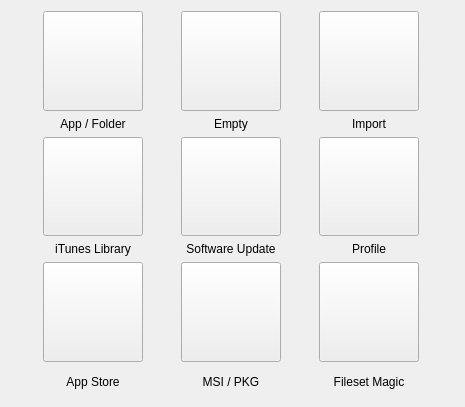
The window that FWAdminLib/CreateNewFilesetDlg.ui (fw-dev/translations) describes before a commit, drawn with Qt 5.
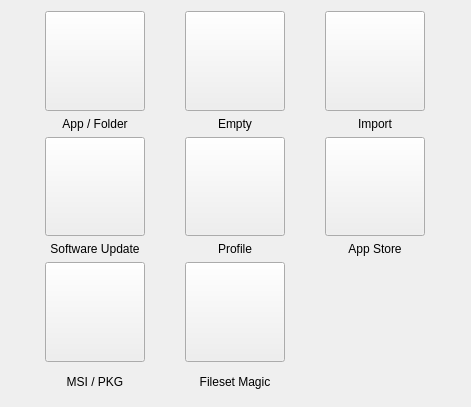
The same window after the commit. Icons and pictures are not drawn.

The edit to the form file:
```diff
--- a/FWAdminLib/CreateNewFilesetDlg.ui
+++ b/FWAdminLib/CreateNewFilesetDlg.ui
@@ -6,7 +6,7 @@
    <rect>
     <x>0</x>
     <y>0</y>
-    <width>465</width>
+    <width>471</width>
     <height>407</height>
    </rect>
   </property>
@@ -183,35 +183,6 @@
     </widget>
    </item>
    <item row="2" column="0">
-    <widget class="QPushButton" name="createFilesetiTunesPB">
-     <property name="sizePolicy">
-      <sizepolicy hsizetype="Minimum" vsizetype="Minimum">
-       <horstretch>0</horstretch>
-       <verstretch>0</verstretch>
-      </sizepolicy>
-     </property>
-     <property name="focusPolicy">
-      <enum>Qt::NoFocus</enum>
-     </property>
-     <property name="toolTip">
-      <string>Create a fileset from iTunes Library content</string>
-     </property>
-     <property name="text">
-      <string/>
-     </property>
-     <property name="icon">
-      <iconset resource="../FileWaveGuiLib/GuiLib.qrc">
-       <normaloff>:/IDI_ICON_FILESET_ITUNES</normaloff>:/IDI_ICON_FILESET_ITUNES</iconset>
-     </property>
-     <property name="iconSize">
-      <size>
-       <width>32</width>
-       <height>32</height>
-      </size>
-     </property>
-    </widget>
-   </item>
-   <item row="2" column="1">
     <widget class="QPushButton" name="createFilesetOSXUpdatesPB">
      <property name="sizePolicy">
       <sizepolicy hsizetype="Minimum" vsizetype="Minimum">
@@ -240,7 +211,32 @@
      </property>
     </widget>
    </item>
-   <item row="2" column="2">
+   <item row="3" column="0">
+    <widget class="QLabel" name="labelSoftwareUpdate">
+     <property name="sizePolicy">
+      <sizepolicy hsizetype="Preferred" vsizetype="Fixed">
+       <horstretch>0</horstretch>
+       <verstretch>0</verstretch>
+      </sizepolicy>
+     </property>
+     <property name="maximumSize">
+      <size>
+       <width>100</width>
+       <height>16777215</height>
+      </size>
+     </property>
+     <property name="text">
+      <string>Software Update</string>
+     </property>
+     <property name="alignment">
+      <set>Qt::AlignCenter</set>
+     </property>
+     <property name="wordWrap">
+      <bool>true</bool>
+     </property>
+    </widget>
+   </item>
+   <item row="2" column="1">
     <widget class="QPushButton" name="createFilesetProfilePB">
      <property name="sizePolicy">
       <sizepolicy hsizetype="Minimum" vsizetype="Minimum">
@@ -269,57 +265,7 @@
      </property>
     </widget>
    </item>
-   <item row="3" column="0">
-    <widget class="QLabel" name="labelPolicy_2">
-     <property name="sizePolicy">
-      <sizepolicy hsizetype="Preferred" vsizetype="Fixed">
-       <horstretch>0</horstretch>
-       <verstretch>0</verstretch>
-      </sizepolicy>
-     </property>
-     <property name="maximumSize">
-      <size>
-       <width>100</width>
-       <height>16777215</height>
-      </size>
-     </property>
-     <property name="text">
-      <string>iTunes Library</string>
-     </property>
-     <property name="alignment">
-      <set>Qt::AlignCenter</set>
-     </property>
-     <property name="wordWrap">
-      <bool>true</bool>
-     </property>
-    </widget>
-   </item>
    <item row="3" column="1">
-    <widget class="QLabel" name="labelSoftwareUpdate">
-     <property name="sizePolicy">
-      <sizepolicy hsizetype="Preferred" vsizetype="Fixed">
-       <horstretch>0</horstretch>
-       <verstretch>0</verstretch>
-      </sizepolicy>
-     </property>
-     <property name="maximumSize">
-      <size>
-       <width>100</width>
-       <height>16777215</height>
-      </size>
-     </property>
-     <property name="text">
-      <string>Software Update</string>
-     </property>
-     <property name="alignment">
-      <set>Qt::AlignCenter</set>
-     </property>
-     <property name="wordWrap">
-      <bool>true</bool>
-     </property>
-    </widget>
-   </item>
-   <item row="3" column="2">
     <widget class="QLabel" name="profileLabel">
      <property name="sizePolicy">
       <sizepolicy hsizetype="Preferred" vsizetype="Fixed">
@@ -344,7 +290,46 @@
      </property>
     </widget>
    </item>
-   <item row="4" column="1">
+   <item row="2" column="2">
+    <widget class="QPushButton" name="createFilesetAppStorePB">
+     <property name="sizePolicy">
+      <sizepolicy hsizetype="Minimum" vsizetype="Minimum">
+       <horstretch>0</horstretch>
+       <verstretch>0</verstretch>
+      </sizepolicy>
+     </property>
+     <property name="focusPolicy">
+      <enum>Qt::NoFocus</enum>
+     </property>
+     <property name="text">
+      <string/>
+     </property>
+     <property name="icon">
+      <iconset resource="../FileWaveGuiLib/GuiLib.qrc">
+       <normaloff>:/IDI_ICON_FILESET_APP_STORE</normaloff>:/IDI_ICON_FILESET_APP_STORE</iconset>
+     </property>
+     <property name="iconSize">
+      <size>
+       <width>32</width>
+       <height>32</height>
+      </size>
+     </property>
+    </widget>
+   </item>
+   <item row="3" column="2">
+    <widget class="QLabel" name="labelAppStore">
+     <property name="text">
+      <string>App Store</string>
+     </property>
+     <property name="alignment">
+      <set>Qt::AlignCenter</set>
+     </property>
+     <property name="wordWrap">
+      <bool>true</bool>
+     </property>
+    </widget>
+   </item>
+   <item row="4" column="0">
     <widget class="QPushButton" name="createFilesetFromPatchPB">
      <property name="sizePolicy">
       <sizepolicy hsizetype="Minimum" vsizetype="Minimum">
@@ -373,7 +358,32 @@
      </property>
     </widget>
    </item>
-   <item row="4" column="2">
+   <item row="5" column="0">
+    <widget class="QLabel" name="labelMSI">
+     <property name="sizePolicy">
+      <sizepolicy hsizetype="Preferred" vsizetype="Fixed">
+       <horstretch>0</horstretch>
+       <verstretch>0</verstretch>
+      </sizepolicy>
+     </property>
+     <property name="maximumSize">
+      <size>
+       <width>100</width>
+       <height>16777215</height>
+      </size>
+     </property>
+     <property name="text">
+      <string>MSI / PKG</string>
+     </property>
+     <property name="alignment">
+      <set>Qt::AlignCenter</set>
+     </property>
+     <property name="wordWrap">
+      <bool>true</bool>
+     </property>
+    </widget>
+   </item>
+   <item row="4" column="1">
     <widget class="QPushButton" name="filesetWinMagicPB">
      <property name="sizePolicy">
       <sizepolicy hsizetype="Minimum" vsizetype="Minimum">
@@ -403,31 +413,6 @@
     </widget>
    </item>
    <item row="5" column="1">
-    <widget class="QLabel" name="labelMSI">
-     <property name="sizePolicy">
-      <sizepolicy hsizetype="Preferred" vsizetype="Fixed">
-       <horstretch>0</horstretch>
-       <verstretch>0</verstretch>
-      </sizepolicy>
-     </property>
-     <property name="maximumSize">
-      <size>
-       <width>100</width>
-       <height>16777215</height>
-      </size>
-     </property>
-     <property name="text">
-      <string>MSI / PKG</string>
-     </property>
-     <property name="alignment">
-      <set>Qt::AlignCenter</set>
-     </property>
-     <property name="wordWrap">
-      <bool>true</bool>
-     </property>
-    </widget>
-   </item>
-   <item row="5" column="2">
     <widget class="QLabel" name="labelMagic">
      <property name="sizePolicy">
       <sizepolicy hsizetype="Preferred" vsizetype="Fixed">
@@ -452,45 +437,6 @@
      </property>
     </widget>
    </item>
-   <item row="4" column="0">
-    <widget class="QPushButton" name="createFilesetAppStorePB">
-     <property name="sizePolicy">
-      <sizepolicy hsizetype="Minimum" vsizetype="Minimum">
-       <horstretch>0</horstretch>
-       <verstretch>0</verstretch>
-      </sizepolicy>
-     </property>
-     <property name="focusPolicy">
-      <enum>Qt::NoFocus</enum>
-     </property>
-     <property name="text">
-      <string/>
-     </property>
-     <property name="icon">
-      <iconset resource="../FileWaveGuiLib/GuiLib.qrc">
-       <normaloff>:/IDI_ICON_FILESET_APP_STORE</normaloff>:/IDI_ICON_FILESET_APP_STORE</iconset>
-     </property>
-     <property name="iconSize">
-      <size>
-       <width>32</width>
-       <height>32</height>
-      </size>
-     </property>
-    </widget>
-   </item>
-   <item row="5" column="0">
-    <widget class="QLabel" name="labelAppStore">
-     <property name="text">
-      <string>App Store</string>
-     </property>
-     <property name="alignment">
-      <set>Qt::AlignCenter</set>
-     </property>
-     <property name="wordWrap">
-      <bool>true</bool>
-     </property>
-    </widget>
-   </item>
   </layout>
  </widget>
  <resources>
```
